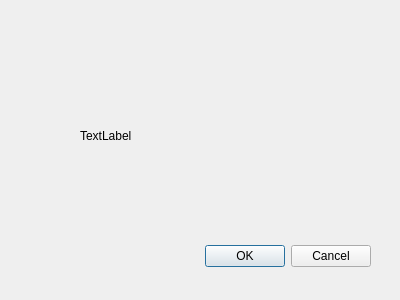
First picture: the form in mindistans.ui, repository Khasehemwy/datastructure, before the edit.
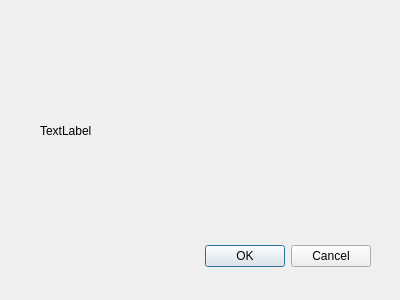
Second picture: the form after the edit.

Commit message: ui:add dist,cost/algorithm:improve transit time

Diff of the .ui file:
```diff
--- a/mindistans.ui
+++ b/mindistans.ui
@@ -32,10 +32,10 @@
   <widget class="QLabel" name="label">
    <property name="geometry">
     <rect>
-     <x>80</x>
-     <y>130</y>
-     <width>54</width>
-     <height>12</height>
+     <x>40</x>
+     <y>60</y>
+     <width>311</width>
+     <height>141</height>
     </rect>
    </property>
    <property name="text">
```
The commit also changes 5 other files.
